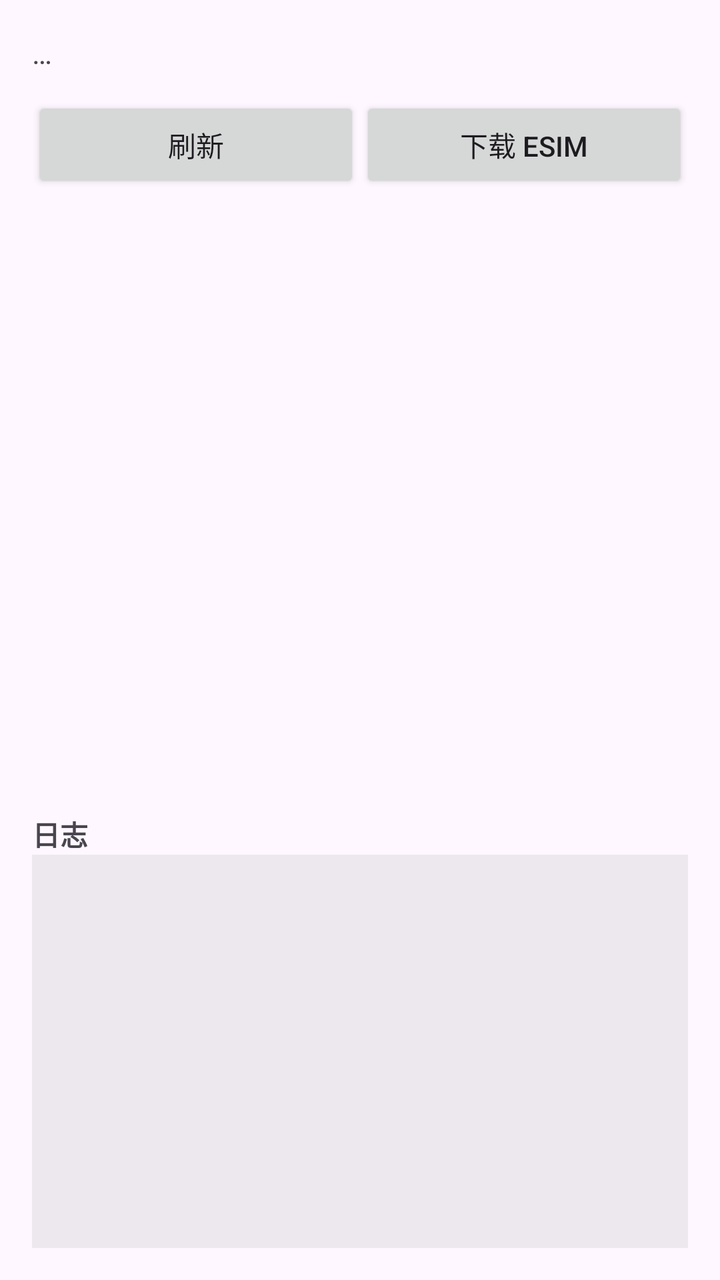
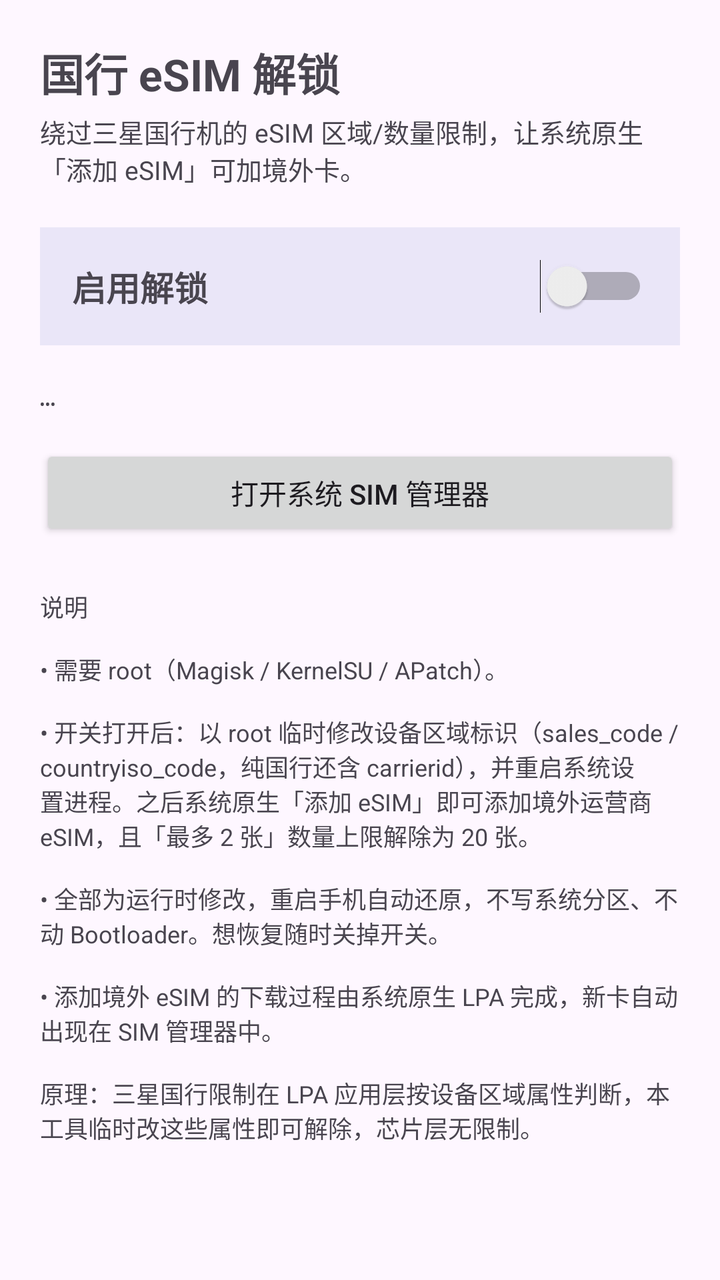

Before-and-after screenshots of an Android layout around one commit, followed by the original layout XML and the change that was made.
<!-- AndroidManifest.xml: application theme Theme.Material3.DayNight.NoActionBar -->
<!-- res/layout/activity_main.xml -->
<?xml version="1.0" encoding="utf-8"?>
<LinearLayout xmlns:android="http://schemas.android.com/apk/res/android"
    android:layout_width="match_parent"
    android:layout_height="match_parent"
    android:orientation="vertical"
    android:padding="16dp">

    <TextView
        android:id="@+id/header"
        android:layout_width="match_parent"
        android:layout_height="wrap_content"
        android:text="…"
        android:textSize="15sp"
        android:paddingBottom="12dp" />

    <LinearLayout
        android:layout_width="match_parent"
        android:layout_height="wrap_content"
        android:orientation="horizontal"
        android:paddingBottom="8dp">
        <Button
            android:id="@+id/btnRefresh"
            android:layout_width="0dp"
            android:layout_height="wrap_content"
            android:layout_weight="1"
            android:text="刷新" />
        <Button
            android:id="@+id/btnDownload"
            android:layout_width="0dp"
            android:layout_height="wrap_content"
            android:layout_weight="1"
            android:text="下载 eSIM" />
    </LinearLayout>

    <ScrollView
        android:layout_width="match_parent"
        android:layout_height="0dp"
        android:layout_weight="3">
        <LinearLayout
            android:id="@+id/list"
            android:layout_width="match_parent"
            android:layout_height="wrap_content"
            android:orientation="vertical" />
    </ScrollView>

    <TextView
        android:layout_width="match_parent"
        android:layout_height="wrap_content"
        android:text="日志"
        android:textStyle="bold"
        android:paddingTop="8dp" />
    <ScrollView
        android:id="@+id/logScroll"
        android:layout_width="match_parent"
        android:layout_height="0dp"
        android:layout_weight="2"
        android:background="#11000000">
        <TextView
            android:id="@+id/log"
            android:layout_width="match_parent"
            android:layout_height="wrap_content"
            android:fontFamily="monospace"
            android:textSize="11sp"
            android:padding="8dp" />
    </ScrollView>
</LinearLayout>
<!-- resources referenced by this layout -->
<resources>

</resources>

<!-- the commit's change to res/layout/activity_main.xml (unified diff, before → after) -->
@@ -1,66 +1,68 @@
 <?xml version="1.0" encoding="utf-8"?>
-<LinearLayout xmlns:android="http://schemas.android.com/apk/res/android"
+<ScrollView xmlns:android="http://schemas.android.com/apk/res/android"
     android:layout_width="match_parent"
-    android:layout_height="match_parent"
-    android:orientation="vertical"
-    android:padding="16dp">
-
-    <TextView
-        android:id="@+id/header"
-        android:layout_width="match_parent"
-        android:layout_height="wrap_content"
-        android:text="…"
-        android:textSize="15sp"
-        android:paddingBottom="12dp" />
-
+    android:layout_height="match_parent">
     <LinearLayout
         android:layout_width="match_parent"
         android:layout_height="wrap_content"
-        android:orientation="horizontal"
-        android:paddingBottom="8dp">
-        <Button
-            android:id="@+id/btnRefresh"
-            android:layout_width="0dp"
-            android:layout_height="wrap_content"
-            android:layout_weight="1"
-            android:text="刷新" />
-        <Button
-            android:id="@+id/btnDownload"
-            android:layout_width="0dp"
-            android:layout_height="wrap_content"
-            android:layout_weight="1"
-            android:text="下载 eSIM" />
-    </LinearLayout>
+        android:orientation="vertical"
+        android:padding="20dp">
 
-    <ScrollView
-        android:layout_width="match_parent"
-        android:layout_height="0dp"
-        android:layout_weight="3">
-        <LinearLayout
-            android:id="@+id/list"
+        <TextView
             android:layout_width="match_parent"
             android:layout_height="wrap_content"
-            android:orientation="vertical" />
-    </ScrollView>
-
-    <TextView
-        android:layout_width="match_parent"
-        android:layout_height="wrap_content"
-        android:text="日志"
-        android:textStyle="bold"
-        android:paddingTop="8dp" />
-    <ScrollView
-        android:id="@+id/logScroll"
-        android:layout_width="match_parent"
-        android:layout_height="0dp"
-        android:layout_weight="2"
-        android:background="#11000000">
+            android:text="国行 eSIM 解锁"
+            android:textSize="22sp"
+            android:textStyle="bold"
+            android:paddingBottom="4dp" />
         <TextView
-            android:id="@+id/log"
             android:layout_width="match_parent"
             android:layout_height="wrap_content"
+            android:text="绕过三星国行机的 eSIM 区域/数量限制，让系统原生「添加 eSIM」可加境外卡。"
+            android:textSize="13sp"
+            android:paddingBottom="20dp" />
+
+        <LinearLayout
+            android:layout_width="match_parent"
+            android:layout_height="wrap_content"
+            android:orientation="horizontal"
+            android:gravity="center_vertical"
+            android:background="#1A3F51B5"
+            android:padding="16dp">
+            <TextView
+                android:layout_width="0dp"
+                android:layout_height="wrap_content"
+                android:layout_weight="1"
+                android:text="启用解锁"
+                android:textSize="17sp"
+                android:textStyle="bold" />
+            <Switch
+                android:id="@+id/switchUnlock"
+                android:layout_width="wrap_content"
+                android:layout_height="wrap_content" />
+        </LinearLayout>
+
+        <TextView
+            android:id="@+id/state"
+            android:layout_width="match_parent"
+            android:layout_height="wrap_content"
+            android:text="…"
+            android:textSize="13sp"
             android:fontFamily="monospace"
-            android:textSize="11sp"
-            android:padding="8dp" />
-    </ScrollView>
-</LinearLayout>
+            android:paddingTop="16dp"
+            android:paddingBottom="16dp" />
+
+        <Button
+            android:id="@+id/btnOpenSim"
+            android:layout_width="match_parent"
+            android:layout_height="wrap_content"
+            android:text="打开系统 SIM 管理器" />
+
+        <TextView
+            android:layout_width="match_parent"
+            android:layout_height="wrap_content"
+            android:paddingTop="24dp"
+            android:textSize="12sp"
+            android:text="说明\n\n• 需要 root（Magisk / KernelSU / APatch）。\n\n• 开关打开后：以 root 临时修改设备区域标识（sales_code / countryiso_code，纯国行还含 carrierid），并重启系统设置进程。之后系统原生「添加 eSIM」即可添加境外运营商 eSIM，且「最多 2 张」数量上限解除为 20 张。\n\n• 全部为运行时修改，重启手机自动还原，不写系统分区、不动 Bootloader。想恢复随时关掉开关。\n\n• 添加境外 eSIM 的下载过程由系统原生 LPA 完成，新卡自动出现在 SIM 管理器中。\n\n原理：三星国行限制在 LPA 应用层按设备区域属性判断，本工具临时改这些属性即可解除，芯片层无限制。" />
+    </LinearLayout>
+</ScrollView>
